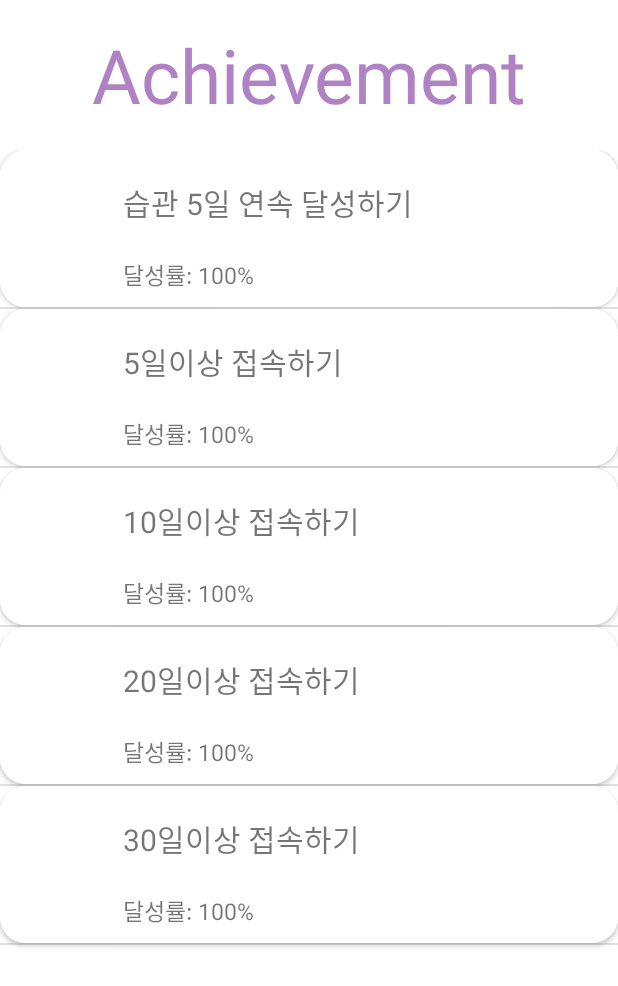
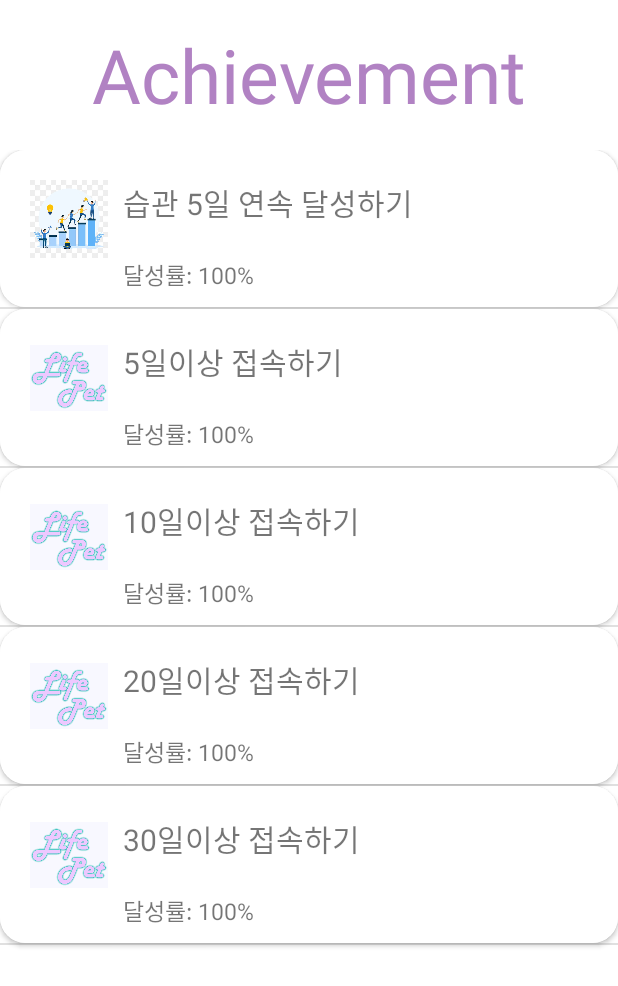
Before and after one commit to Insiro/life_pet_client, an Android app: the MoreAchievement screen opened directly, with no data from a screen before it, on a phone screen of 412 x 824 dp. Shown: the top 986 px of the screen. Run offline under Robolectric (Android 15) with nearby library versions, the phone set to English and light mode, and no system bars; network calls fail.

Commit message:
put image in moreAchievement

```diff
--- a/app/src/main/java/com/insiro/lifepet/achievement/ListAdapter.kt
+++ b/app/src/main/java/com/insiro/lifepet/achievement/ListAdapter.kt
@@ -5,6 +5,7 @@ import android.view.LayoutInflater
 import android.view.View
 import android.view.ViewGroup
 import android.widget.BaseAdapter
+import android.widget.ImageView
 import android.widget.TextView
 import com.insiro.lifepet.R
 import com.insiro.lifepet.entity.Achievement
@@ -15,12 +16,27 @@ class ListAdapter(val context: Context, val achieveList: ArrayList<Achievement>)
         val view: View = LayoutInflater.from(context).inflate(R.layout.card_item, null)
         val name: TextView = view.findViewById(R.id.item_name)
         val percent: TextView = view.findViewById(R.id.item_sub)
+        val image : ImageView = view.findViewById(R.id.item_image)
 
         val achieve = achieveList[position]
         val text = "달성률: " + achieve.achieve_time * 100 /achieve.target + "%"
 
         name.text = achieve.id
         percent.text = text
+
+        if(achieve.category.name.equals("achieve")){
+            image.setImageResource(R.drawable.achieve_ilust)
+        }
+        else if(achieve.category.name.equals("attend")){
+            image.setImageResource(R.drawable.logo)
+        }
+        else if(achieve.category.name.equals("grow_up")){
+            image.setImageResource(R.drawable.cat_ilust)
+        }
+        else{
+            ;
+        }
+
 
         return view
     }
--- a/app/src/main/res/layout/card_item.xml
+++ b/app/src/main/res/layout/card_item.xml
@@ -19,8 +19,10 @@
             android:id="@+id/item_image"
             android:layout_width="52dp"
             android:layout_height="52dp"
-            android:layout_margin="10dp"
-            android:layout_marginEnd="10dp" />
+            android:layout_marginStart="10dp"
+            android:layout_marginTop="10dp"
+            android:layout_marginEnd="10dp"
+            android:layout_marginBottom="10dp" />
 
         <LinearLayout
             android:layout_width="match_parent"
```
